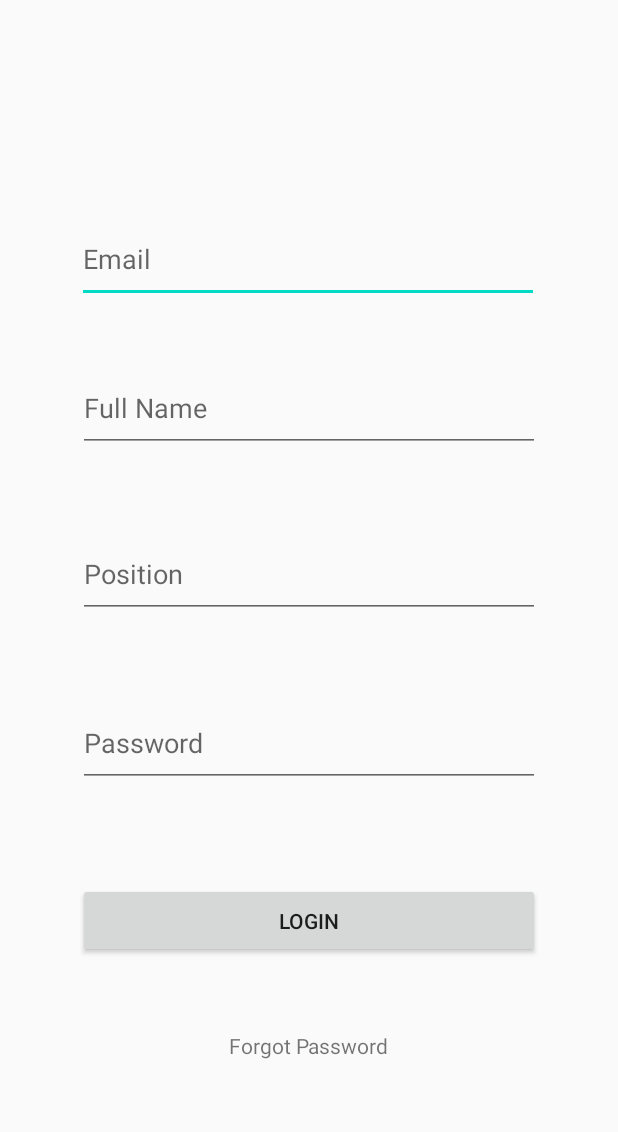
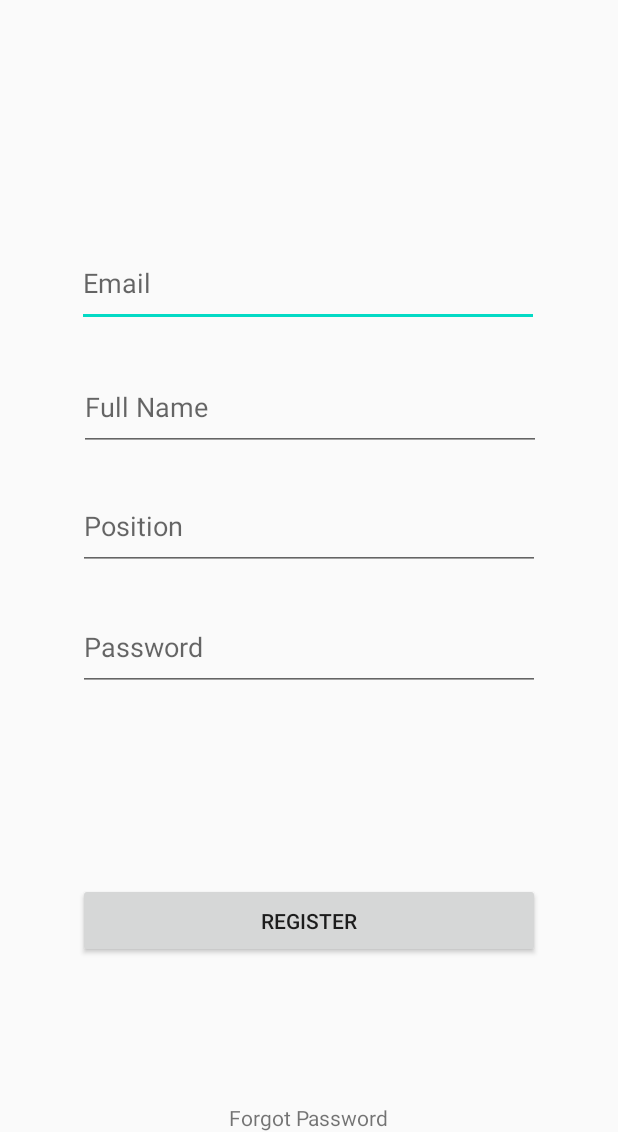
Before and after one commit to wota-n/BayviewHotel, an Android app: the RegisterUsers screen opened directly, with no data from a screen before it, on a phone screen of 412 x 824 dp, the part 104-1236 px from its top. Run offline under Robolectric (Android 15) with nearby library versions, the phone set to English and light mode, and no system bars; our stand-ins replace Firebase (no records; nobody signed in at launch, a user with empty details on screens opened directly).

Commit message:
registration front end done

```diff
--- a/app/src/main/java/com/inti/bayviewhotel/RegisterUsers.java
+++ b/app/src/main/java/com/inti/bayviewhotel/RegisterUsers.java
@@ -2,13 +2,101 @@ package com.inti.bayviewhotel;
 
 import androidx.appcompat.app.AppCompatActivity;
 
+import android.content.Intent;
 import android.os.Bundle;
+import android.util.Patterns;
+import android.view.View;
+import android.widget.Button;
+import android.widget.EditText;
+import android.widget.ProgressBar;
+import android.widget.TextView;
 
-public class RegisterUsers extends AppCompatActivity {
+
+import com.google.firebase.auth.FirebaseAuth;
+
+public class RegisterUsers extends AppCompatActivity implements View.OnClickListener{
+
+    private FirebaseAuth mAuth;
+
+    private TextView banner, forgotPassword;
+    private EditText editTextEmailAddress, editTextFullName, editTextPosition, editTextPassword;
+    private Button register;
+    private ProgressBar progressBar;
 
     @Override
     protected void onCreate(Bundle savedInstanceState) {
         super.onCreate(savedInstanceState);
         setContentView(R.layout.activity_register_users);
+
+        mAuth = FirebaseAuth.getInstance();
+
+        banner = (TextView) findViewById(R.id.banner);
+        banner.setOnClickListener(this);
+
+        register = (Button) findViewById(R.id.register);
+        register.setOnClickListener(this);
+
+        editTextEmailAddress = (EditText) findViewById(R.id.editTextEmailAddress);
+        editTextFullName = (EditText) findViewById(R.id.editTextFullName);
+        editTextPosition = (EditText) findViewById(R.id.editTextPosition);
+        editTextPassword = (EditText) findViewById(R.id.editTextPassword);
+
+        progressBar = (ProgressBar) findViewById(R.id.progressBar);
+    }
+
+
+    @Override
+    public void onClick(View view) {
+        switch (view.getId()){
+            case R.id.banner:
+                startActivity(new Intent(this, MainActivity.class));
+                break;
+            case R.id.register:
+                registerUser();
+                break;
+        }
+    }
+
+    private void registerUser() {
+        String email = editTextEmailAddress.getText().toString().trim();
+        String fullName = editTextFullName.getText().toString().trim();
+        String position = editTextPosition.getText().toString().trim();
+        String password = editTextPassword.getText().toString().trim();
+
+        if(email.isEmpty()){
+            editTextEmailAddress.setError("Email is required!");
+            editTextEmailAddress.requestFocus();
+            return;
+        }
+
+        if(!Patterns.EMAIL_ADDRESS.matcher(email).matches()){
+            editTextEmailAddress.setError("Please provide valid email! example@mail.com");
+            editTextEmailAddress.requestFocus();
+            return;
+        }
+
+        if(fullName.isEmpty()){
+            editTextFullName.setError("Full name is required!");
+            editTextFullName.requestFocus();
+            return;
+        }
+
+        if(position.isEmpty()){
+            editTextPosition.setError("Position is required!");
+            editTextPosition.requestFocus();
+            return;
+        }
+
+        if(password.isEmpty()){
+            editTextPosition.setError("Password is required!");
+            editTextPosition.requestFocus();
+            return;
+        }
+
+        if(password.length() < 6){
+            editTextPassword.setError("Password must be 6 characters long at least");
+            editTextPassword.requestFocus();
+            return;
+        }
     }
 }
--- a/app/src/main/res/layout/activity_main.xml
+++ b/app/src/main/res/layout/activity_main.xml
@@ -79,7 +79,7 @@
         android:layout_height="wrap_content"
         android:id="@+id/progressBar"
         android:visibility="gone"
-        tools:ignore="MisisngConstraints"
+        tools:ignore="MissingConstraints"
 
         app:layout_constraintBottom_toBottomOf="@+id/forgotPassword"
         app:layout_constraintEnd_toEndOf="parent"
--- a/app/src/main/res/layout/activity_register_users.xml
+++ b/app/src/main/res/layout/activity_register_users.xml
@@ -34,7 +34,7 @@
         app:layout_constraintHorizontal_bias="0.495"
         app:layout_constraintStart_toStartOf="parent"
         app:layout_constraintTop_toBottomOf="@+id/banner"
-        app:layout_constraintVertical_bias="0.776" />
+        app:layout_constraintVertical_bias="0.867" />
 
     <EditText
         android:id="@+id/editTextPassword"
@@ -57,8 +57,10 @@
         android:inputType="text"
         app:layout_constraintBottom_toTopOf="@+id/editTextPosition"
         app:layout_constraintEnd_toEndOf="parent"
+        app:layout_constraintHorizontal_bias="0.504"
         app:layout_constraintStart_toStartOf="parent"
-        app:layout_constraintTop_toTopOf="parent" />
+        app:layout_constraintTop_toTopOf="parent"
+        app:layout_constraintVertical_bias="0.705" />
 
     <EditText
         android:id="@+id/editTextPosition"
@@ -73,10 +75,10 @@
         app:layout_constraintTop_toTopOf="parent" />
 
     <Button
-        android:id="@+id/login"
+        android:id="@+id/register"
         android:layout_width="308dp"
         android:layout_height="50dp"
-        android:text="Login"
+        android:text="Register"
         app:layout_constraintBottom_toBottomOf="parent"
         app:layout_constraintEnd_toEndOf="parent"
         app:layout_constraintStart_toStartOf="parent"
@@ -98,7 +100,7 @@
         android:layout_height="wrap_content"
         android:id="@+id/progressBar"
         android:visibility="gone"
-        tools:ignore="MisisngConstraints"
+        tools:ignore="MissingConstraints"
 
         app:layout_constraintBottom_toBottomOf="@+id/forgotPassword"
         app:layout_constraintEnd_toEndOf="parent"
```
